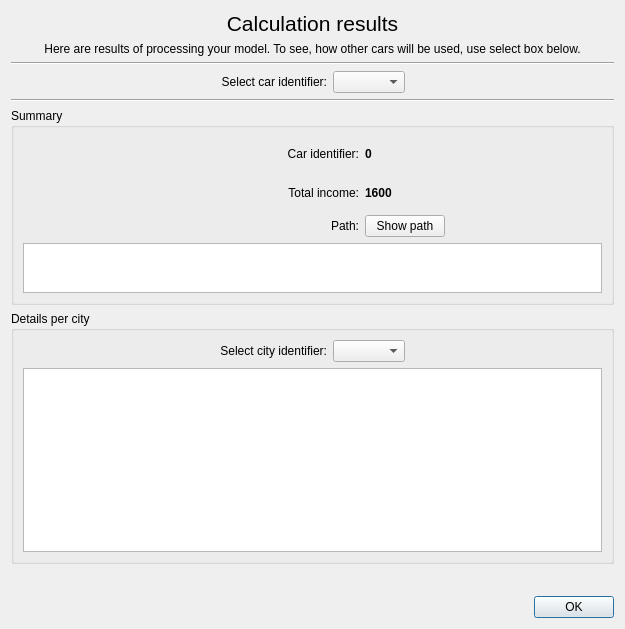
Before: the Qt Designer form app/ui/resultsdialog.ui in Ruteri/ZAH, drawn with Qt 5.
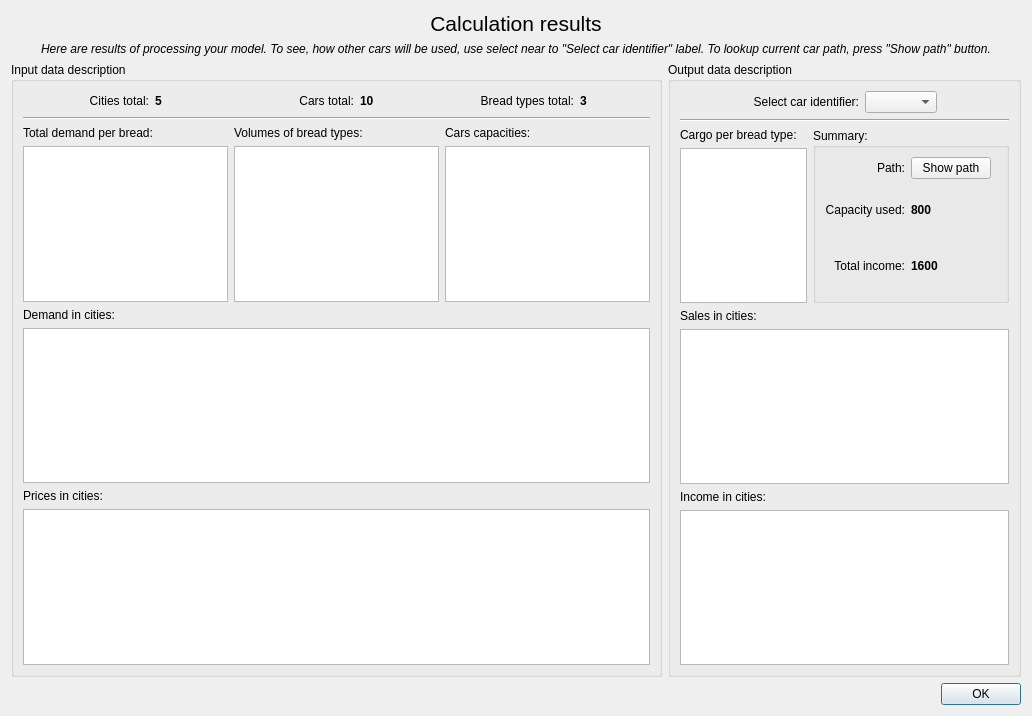
After: the same form once the commit is applied. Icons and pictures are not drawn.

Commit message: To-the-documentation version. Improved resultsdialog

```diff
--- a/app/ui/resultsdialog.ui
+++ b/app/ui/resultsdialog.ui
@@ -6,15 +6,15 @@
    <rect>
     <x>0</x>
     <y>0</y>
-    <width>625</width>
-    <height>629</height>
+    <width>1032</width>
+    <height>716</height>
    </rect>
   </property>
   <property name="windowTitle">
    <string>Calculation results</string>
   </property>
-  <layout class="QVBoxLayout" name="verticalLayout">
-   <item>
+  <layout class="QGridLayout" name="gridLayout_4" columnstretch="0,0">
+   <item row="0" column="0" colspan="2">
     <widget class="QLabel" name="calculationResultsLabel">
      <property name="font">
       <font>
@@ -29,10 +29,15 @@
      </property>
     </widget>
    </item>
-   <item>
+   <item row="1" column="0" colspan="2">
     <widget class="QLabel" name="calculationResultsDetailsLabel">
+     <property name="font">
+      <font>
+       <italic>true</italic>
+      </font>
+     </property>
      <property name="text">
-      <string>Here are results of processing your model. To see, how other cars will be used, use select box below.</string>
+      <string>Here are results of processing your model. To see, how other cars will be used, use select near to &quot;Select car identifier&quot; label. To lookup current car path, press &quot;Show path&quot; button.</string>
      </property>
      <property name="alignment">
       <set>Qt::AlignCenter</set>
@@ -42,282 +47,228 @@
      </property>
     </widget>
    </item>
-   <item>
-    <widget class="Line" name="line_2">
-     <property name="orientation">
-      <enum>Qt::Horizontal</enum>
-     </property>
-    </widget>
-   </item>
-   <item>
-    <layout class="QHBoxLayout" name="horizontalLayout_2" stretch="0,0,1,0">
-     <item>
-      <spacer name="horizontalSpacer_6">
-       <property name="orientation">
-        <enum>Qt::Horizontal</enum>
-       </property>
-       <property name="sizeHint" stdset="0">
-        <size>
-         <width>157</width>
-         <height>20</height>
-        </size>
-       </property>
-      </spacer>
-     </item>
-     <item>
-      <widget class="QLabel" name="selectCarIdLabel">
-       <property name="sizePolicy">
-        <sizepolicy hsizetype="Preferred" vsizetype="Preferred">
-         <horstretch>0</horstretch>
-         <verstretch>0</verstretch>
-        </sizepolicy>
-       </property>
-       <property name="text">
-        <string>Select car identifier:</string>
-       </property>
-       <property name="alignment">
-        <set>Qt::AlignRight|Qt::AlignTrailing|Qt::AlignVCenter</set>
-       </property>
-      </widget>
-     </item>
-     <item>
-      <widget class="QComboBox" name="carIdComboBox">
-       <property name="sizePolicy">
-        <sizepolicy hsizetype="Maximum" vsizetype="Fixed">
-         <horstretch>0</horstretch>
-         <verstretch>0</verstretch>
-        </sizepolicy>
-       </property>
-      </widget>
-     </item>
-     <item>
-      <spacer name="horizontalSpacer_5">
-       <property name="orientation">
-        <enum>Qt::Horizontal</enum>
-       </property>
-       <property name="sizeHint" stdset="0">
-        <size>
-         <width>198</width>
-         <height>20</height>
-        </size>
-       </property>
-      </spacer>
-     </item>
-    </layout>
-   </item>
-   <item>
-    <widget class="Line" name="line">
-     <property name="orientation">
-      <enum>Qt::Horizontal</enum>
-     </property>
-    </widget>
-   </item>
-   <item>
-    <widget class="QGroupBox" name="summaryGroupBox">
+   <item row="2" column="0">
+    <widget class="QGroupBox" name="groupBox">
      <property name="title">
-      <string>Summary</string>
+      <string>Input data description</string>
      </property>
-     <layout class="QGridLayout" name="gridLayout">
-      <item row="0" column="0" rowspan="3">
-       <widget class="QLabel" name="carImageLabel">
-        <property name="sizePolicy">
-         <sizepolicy hsizetype="Preferred" vsizetype="Preferred">
-          <horstretch>3</horstretch>
-          <verstretch>3</verstretch>
-         </sizepolicy>
-        </property>
-        <property name="minimumSize">
-         <size>
-          <width>100</width>
-          <height>100</height>
-         </size>
-        </property>
-        <property name="maximumSize">
-         <size>
-          <width>600</width>
-          <height>600</height>
-         </size>
-        </property>
-        <property name="sizeIncrement">
-         <size>
-          <width>0</width>
-          <height>0</height>
-         </size>
-        </property>
-        <property name="styleSheet">
-         <string notr="true">border-image: url(:/images/truck.png)</string>
-        </property>
-        <property name="text">
-         <string/>
-        </property>
-        <property name="scaledContents">
-         <bool>false</bool>
-        </property>
-       </widget>
+     <layout class="QGridLayout" name="gridLayout_3">
+      <item row="0" column="0">
+       <layout class="QHBoxLayout" name="horizontalLayout_4">
+        <item>
+         <spacer name="horizontalSpacer_9">
+          <property name="orientation">
+           <enum>Qt::Horizontal</enum>
+          </property>
+          <property name="sizeHint" stdset="0">
+           <size>
+            <width>13</width>
+            <height>20</height>
+           </size>
+          </property>
+         </spacer>
+        </item>
+        <item>
+         <widget class="QLabel" name="citiesTotalCaptionLabel">
+          <property name="text">
+           <string>Cities total:</string>
+          </property>
+          <property name="alignment">
+           <set>Qt::AlignRight|Qt::AlignTrailing|Qt::AlignVCenter</set>
+          </property>
+         </widget>
+        </item>
+        <item>
+         <widget class="QLabel" name="citiesTotalLabel">
+          <property name="font">
+           <font>
+            <weight>75</weight>
+            <bold>true</bold>
+           </font>
+          </property>
+          <property name="text">
+           <string>5</string>
+          </property>
+         </widget>
+        </item>
+        <item>
+         <spacer name="horizontalSpacer_8">
+          <property name="orientation">
+           <enum>Qt::Horizontal</enum>
+          </property>
+          <property name="sizeHint" stdset="0">
+           <size>
+            <width>13</width>
+            <height>20</height>
+           </size>
+          </property>
+         </spacer>
+        </item>
+       </layout>
       </item>
       <item row="0" column="1">
-       <spacer name="horizontalSpacer_4">
-        <property name="orientation">
-         <enum>Qt::Horizontal</enum>
-        </property>
-        <property name="sizeHint" stdset="0">
-         <size>
-          <width>196</width>
-          <height>20</height>
-         </size>
-        </property>
-       </spacer>
+       <layout class="QHBoxLayout" name="horizontalLayout_3">
+        <item>
+         <spacer name="horizontalSpacer_7">
+          <property name="orientation">
+           <enum>Qt::Horizontal</enum>
+          </property>
+          <property name="sizeHint" stdset="0">
+           <size>
+            <width>17</width>
+            <height>20</height>
+           </size>
+          </property>
+         </spacer>
+        </item>
+        <item>
+         <widget class="QLabel" name="carsTotalCaptionLabel">
+          <property name="text">
+           <string>Cars total:</string>
+          </property>
+          <property name="alignment">
+           <set>Qt::AlignRight|Qt::AlignTrailing|Qt::AlignVCenter</set>
+          </property>
+         </widget>
+        </item>
+        <item>
+         <widget class="QLabel" name="carsTotalLabel">
+          <property name="font">
+           <font>
+            <weight>75</weight>
+            <bold>true</bold>
+           </font>
+          </property>
+          <property name="text">
+           <string>10</string>
+          </property>
+         </widget>
+        </item>
+        <item>
+         <spacer name="horizontalSpacer_6">
+          <property name="orientation">
+           <enum>Qt::Horizontal</enum>
+          </property>
+          <property name="sizeHint" stdset="0">
+           <size>
+            <width>38</width>
+            <height>20</height>
+           </size>
+          </property>
+         </spacer>
+        </item>
+       </layout>
       </item>
       <item row="0" column="2">
-       <widget class="QLabel" name="carIdCaptionLabel">
-        <property name="text">
-         <string>Car identifier:</string>
-        </property>
-        <property name="alignment">
-         <set>Qt::AlignRight|Qt::AlignTrailing|Qt::AlignVCenter</set>
-        </property>
-       </widget>
+       <layout class="QHBoxLayout" name="horizontalLayout_2" stretch="1,1,1,1">
+        <item>
+         <spacer name="horizontalSpacer_4">
+          <property name="orientation">
+           <enum>Qt::Horizontal</enum>
+          </property>
+          <property name="sizeHint" stdset="0">
+           <size>
+            <width>17</width>
+            <height>20</height>
+           </size>
+          </property>
+         </spacer>
+        </item>
+        <item>
+         <widget class="QLabel" name="breadTypesTotalCaptionLabel">
+          <property name="text">
+           <string>Bread types total:</string>
+          </property>
+          <property name="alignment">
+           <set>Qt::AlignRight|Qt::AlignTrailing|Qt::AlignVCenter</set>
+          </property>
+         </widget>
+        </item>
+        <item>
+         <widget class="QLabel" name="breadTypesTotalLabel">
+          <property name="font">
+           <font>
+            <weight>75</weight>
+            <bold>true</bold>
+           </font>
+          </property>
+          <property name="text">
+           <string>3</string>
+          </property>
+         </widget>
+        </item>
+        <item>
+         <spacer name="horizontalSpacer_5">
+          <property name="orientation">
+           <enum>Qt::Horizontal</enum>
+          </property>
+          <property name="sizeHint" stdset="0">
+           <size>
+            <width>13</width>
+            <height>20</height>
+           </size>
+          </property>
+         </spacer>
+        </item>
+       </layout>
       </item>
-      <item row="0" column="3">
-       <widget class="QLabel" name="carIdLabel">
-        <property name="font">
-         <font>
-          <weight>75</weight>
-          <bold>true</bold>
-         </font>
-        </property>
-        <property name="text">
-         <string>0</string>
-        </property>
-       </widget>
-      </item>
-      <item row="0" column="4">
-       <spacer name="horizontalSpacer_8">
+      <item row="1" column="0" colspan="3">
+       <widget class="Line" name="line">
         <property name="orientation">
          <enum>Qt::Horizontal</enum>
         </property>
-        <property name="sizeHint" stdset="0">
-         <size>
-          <width>195</width>
-          <height>20</height>
-         </size>
-        </property>
-       </spacer>
-      </item>
-      <item row="1" column="1">
-       <spacer name="horizontalSpacer_3">
-        <property name="orientation">
-         <enum>Qt::Horizontal</enum>
-        </property>
-        <property name="sizeHint" stdset="0">
-         <size>
-          <width>196</width>
-          <height>20</height>
-         </size>
-        </property>
-       </spacer>
-      </item>
-      <item row="1" column="2">
-       <widget class="QLabel" name="totalIncomeCaptionLabel">
-        <property name="text">
-         <string>Total income:</string>
-        </property>
-        <property name="alignment">
-         <set>Qt::AlignRight|Qt::AlignTrailing|Qt::AlignVCenter</set>
-        </property>
        </widget>
       </item>
-      <item row="1" column="3">
-       <widget class="QLabel" name="totalIncomeLabel">
-        <property name="font">
-         <font>
-          <weight>75</weight>
-          <bold>true</bold>
-         </font>
-        </property>
+      <item row="2" column="0">
+       <widget class="QLabel" name="totalDemandPerBreadTypesCaptionLabel">
         <property name="text">
-         <string>1600</string>
+         <string>Total demand per bread:</string>
         </property>
        </widget>
       </item>
-      <item row="1" column="4">
-       <spacer name="horizontalSpacer_7">
-        <property name="orientation">
-         <enum>Qt::Horizontal</enum>
-        </property>
-        <property name="sizeHint" stdset="0">
-         <size>
-          <width>195</width>
-          <height>20</height>
-         </size>
-        </property>
-       </spacer>
-      </item>
       <item row="2" column="1">
-       <spacer name="horizontalSpacer_2">
-        <property name="orientation">
-         <enum>Qt::Horizontal</enum>
+       <widget class="QLabel" name="volumesOfBreadTypesCaptionLabel">
+        <property name="text">
+         <string>Volumes of bread types:</string>
         </property>
-        <property name="sizeHint" stdset="0">
-         <size>
-          <width>196</width>
-          <height>20</height>
-         </size>
-        </property>
-       </spacer>
+       </widget>
       </item>
       <item row="2" column="2">
-       <widget class="QLabel" name="pathCaptionLabel">
+       <widget class="QLabel" name="carsCapacitiesCaptionLabel">
         <property name="text">
-         <string>Path:</string>
+         <string>Cars capacities:</string>
         </property>
-        <property name="alignment">
-         <set>Qt::AlignRight|Qt::AlignTrailing|Qt::AlignVCenter</set>
-        </property>
        </widget>
       </item>
-      <item row="2" column="3">
-       <widget class="QPushButton" name="showPathPushButton">
+      <item row="3" column="0">
+       <widget class="QTableWidget" name="totalDemandPerBreadTypesTableWidget"/>
+      </item>
+      <item row="3" column="1">
+       <widget class="QTableWidget" name="volumesOfBreadTypesTableWidget"/>
+      </item>
+      <item row="4" column="0" colspan="3">
+       <widget class="QLabel" name="demandInCitiesCaptionLabel">
         <property name="text">
-         <string>Show path</string>
+         <string>Demand in cities:</string>
         </property>
        </widget>
       </item>
-      <item row="2" column="4">
-       <spacer name="horizontalSpacer">
-        <property name="orientation">
-         <enum>Qt::Horizontal</enum>
-        </property>
-        <property name="sizeHint" stdset="0">
-         <size>
-          <width>195</width>
-          <height>17</height>
-         </size>
-        </property>
-       </spacer>
+      <item row="5" column="0" colspan="3">
+       <widget class="QTableWidget" name="demandInCitiesTableWidget"/>
       </item>
-      <item row="3" column="0" colspan="5">
-       <widget class="QTableWidget" name="cargoTableWidget">
-        <property name="sizePolicy">
-         <sizepolicy hsizetype="MinimumExpanding" vsizetype="Preferred">
-          <horstretch>0</horstretch>
-          <verstretch>0</verstretch>
-         </sizepolicy>
+      <item row="6" column="0" colspan="3">
+       <widget class="QLabel" name="pricesInCitiesCaptionLabel">
+        <property name="text">
+         <string>Prices in cities:</string>
         </property>
-        <property name="minimumSize">
-         <size>
-          <width>0</width>
-          <height>50</height>
-         </size>
-        </property>
-        <property name="maximumSize">
-         <size>
-          <width>16777215</width>
-          <height>50</height>
-         </size>
-        </property>
        </widget>
       </item>
+      <item row="7" column="0" colspan="3">
+       <widget class="QTableWidget" name="pricesInCitiesTableWidget"/>
+      </item>
+      <item row="3" column="2">
+       <widget class="QTableWidget" name="carsCapacitiesTableWidget"/>
+      </item>
      </layout>
      <zorder>showPathPushButton</zorder>
      <zorder>totalIncomeLabel</zorder>
@@ -334,31 +285,31 @@
      <zorder>cargoTableWidget</zorder>
     </widget>
    </item>
-   <item>
-    <widget class="QGroupBox" name="detailsGroupBox">
+   <item row="2" column="1">
+    <widget class="QGroupBox" name="groupBox_2">
      <property name="title">
-      <string>Details per city</string>
+      <string>Output data description</string>
      </property>
-     <layout class="QVBoxLayout" name="verticalLayout_2">
-      <item>
+     <layout class="QGridLayout" name="gridLayout_2">
+      <item row="0" column="0" colspan="2">
        <layout class="QHBoxLayout" name="horizontalLayout" stretch="1,0,0,1">
         <item>
-         <spacer name="horizontalSpacer_10">
+         <spacer name="horizontalSpacer">
           <property name="orientation">
            <enum>Qt::Horizontal</enum>
           </property>
           <property name="sizeHint" stdset="0">
            <size>
-            <width>256</width>
+            <width>40</width>
             <height>20</height>
            </size>
           </property>
          </spacer>
         </item>
         <item>
-         <widget class="QLabel" name="cityIdCaptionLabel">
+         <widget class="QLabel" name="carIdCaptionLabel">
           <property name="text">
-           <string>Select city identifier:</string>
+           <string>Select car identifier:</string>
           </property>
           <property name="alignment">
            <set>Qt::AlignRight|Qt::AlignTrailing|Qt::AlignVCenter</set>
@@ -366,7 +317,7 @@
          </widget>
         </item>
         <item>
-         <widget class="QComboBox" name="cityIdComboBox">
+         <widget class="QComboBox" name="carIdComboBox">
           <property name="sizePolicy">
            <sizepolicy hsizetype="Maximum" vsizetype="Fixed">
             <horstretch>0</horstretch>
@@ -376,13 +327,13 @@
          </widget>
         </item>
         <item>
-         <spacer name="horizontalSpacer_9">
+         <spacer name="horizontalSpacer_2">
           <property name="orientation">
            <enum>Qt::Horizontal</enum>
           </property>
           <property name="sizeHint" stdset="0">
            <size>
-            <width>110</width>
+            <width>40</width>
             <height>20</height>
            </size>
           </property>
@@ -390,33 +341,151 @@
         </item>
        </layout>
       </item>
-      <item>
-       <widget class="QTableWidget" name="detailsTableWidget">
+      <item row="1" column="0" colspan="2">
+       <widget class="Line" name="line_2">
+        <property name="orientation">
+         <enum>Qt::Horizontal</enum>
+        </property>
+       </widget>
+      </item>
+      <item row="2" column="0">
+       <widget class="QLabel" name="cargoPerBreadTypeCaptionLabel">
+        <property name="text">
+         <string>Cargo per bread type:</string>
+        </property>
+       </widget>
+      </item>
+      <item row="2" column="1" rowspan="2">
+       <widget class="QGroupBox" name="summaryGroupBox">
+        <property name="title">
+         <string>Summary:</string>
+        </property>
+        <layout class="QGridLayout" name="gridLayout">
+         <item row="0" column="0">
+          <widget class="QLabel" name="pathCaptionLabel">
+           <property name="text">
+            <string>Path:</string>
+           </property>
+           <property name="alignment">
+            <set>Qt::AlignRight|Qt::AlignTrailing|Qt::AlignVCenter</set>
+           </property>
+          </widget>
+         </item>
+         <item row="0" column="1">
+          <widget class="QPushButton" name="showPathPushButton">
+           <property name="text">
+            <string>Show path</string>
+           </property>
+          </widget>
+         </item>
+         <item row="0" column="2">
+          <spacer name="horizontalSpacer_3">
+           <property name="orientation">
+            <enum>Qt::Horizontal</enum>
+           </property>
+           <property name="sizeHint" stdset="0">
+            <size>
+             <width>24</width>
+             <height>20</height>
+            </size>
+           </property>
+          </spacer>
+         </item>
+         <item row="1" column="0">
+          <widget class="QLabel" name="capacityUsedCaptionLabel">
+           <property name="text">
+            <string>Capacity used:</string>
+           </property>
+           <property name="alignment">
+            <set>Qt::AlignRight|Qt::AlignTrailing|Qt::AlignVCenter</set>
+           </property>
+          </widget>
+         </item>
+         <item row="1" column="1" colspan="2">
+          <widget class="QLabel" name="capacityUsedLabel">
+           <property name="font">
+            <font>
+             <weight>75</weight>
+             <bold>true</bold>
+            </font>
+           </property>
+           <property name="text">
+            <string>800</string>
+           </property>
+          </widget>
+         </item>
+         <item row="2" column="0">
+          <widget class="QLabel" name="totalIncomeCaptionLabel">
+           <property name="text">
+            <string>Total income:</string>
+           </property>
+           <property name="alignment">
+            <set>Qt::AlignRight|Qt::AlignTrailing|Qt::AlignVCenter</set>
+           </property>
+          </widget>
+         </item>
+         <item row="2" column="1" colspan="2">
+          <widget class="QLabel" name="totalIncomeLabel">
+           <property name="font">
+            <font>
+             <weight>75</weight>
+             <bold>true</bold>
+            </font>
+           </property>
+           <property name="text">
+            <string>1600</string>
+           </property>
+          </widget>
+         </item>
+        </layout>
+       </widget>
+      </item>
+      <item row="3" column="0">
+       <widget class="QTableWidget" name="cargoPerBreadTypeTableWidget">
         <property name="sizePolicy">
-         <sizepolicy hsizetype="Preferred" vsizetype="Preferred">
+         <sizepolicy hsizetype="Expanding" vsizetype="Expanding">
           <horstretch>0</horstretch>
           <verstretch>0</verstretch>
          </sizepolicy>
         </property>
+        <property name="minimumSize">
+         <size>
+          <width>0</width>
+          <height>0</height>
+         </size>
+        </property>
+        <property name="maximumSize">
+         <size>
+          <width>16777215</width>
+          <height>16777215</height>
+         </size>
+        </property>
        </widget>
       </item>
+      <item row="4" column="0" colspan="2">
+       <widget class="QLabel" name="salesInCitiesCaptionLabel">
+        <property name="text">
+         <string>Sales in cities:</string>
+        </property>
+       </widget>
+      </item>
+      <item row="5" column="0" colspan="2">
+       <widget class="QTableWidget" name="salesInCitiesTableWidget"/>
+      </item>
+      <item row="6" column="0" colspan="2">
+       <widget class="QLabel" name="incomeInCitiesCaptionLabel">
+        <property name="text">
+         <string>Income in cities:</string>
+        </property>
+       </widget>
+      </item>
+      <item row="7" column="0" colspan="2">
+       <widget class="QTableWidget" name="incomeInCitiesTableWidget"/>
+      </item>
      </layout>
     </widget>
    </item>
-   <item>
-    <spacer name="verticalSpacer">
-     <property name="orientation">
-      <enum>Qt::Vertical</enum>
-     </property>
-     <property name="sizeHint" stdset="0">
-      <size>
-       <width>17</width>
-       <height>34</height>
-      </size>
-     </property>
-    </spacer>
-   </item>
-   <item>
+   <item row="3" column="0" colspan="2">
     <widget class="QDialogButtonBox" name="buttonBox">
      <property name="orientation">
       <enum>Qt::Horizontal</enum>
```
Left out of the diff: 18 changed lines with no effect on the pictures. The commit also changes 5 other files.
